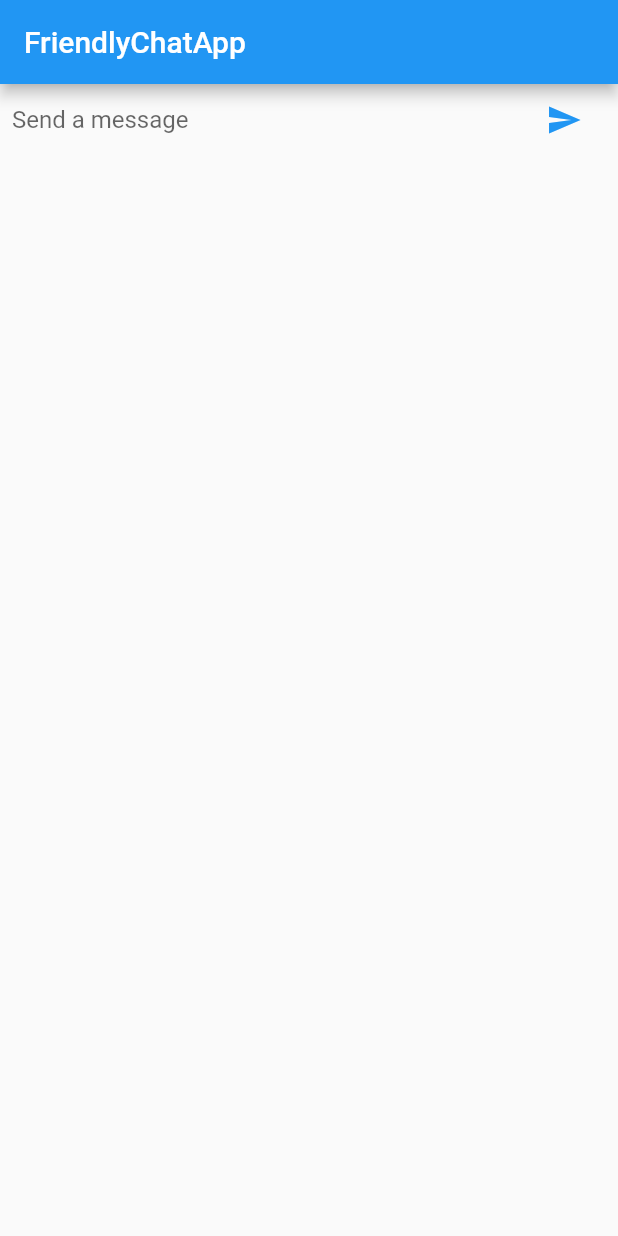
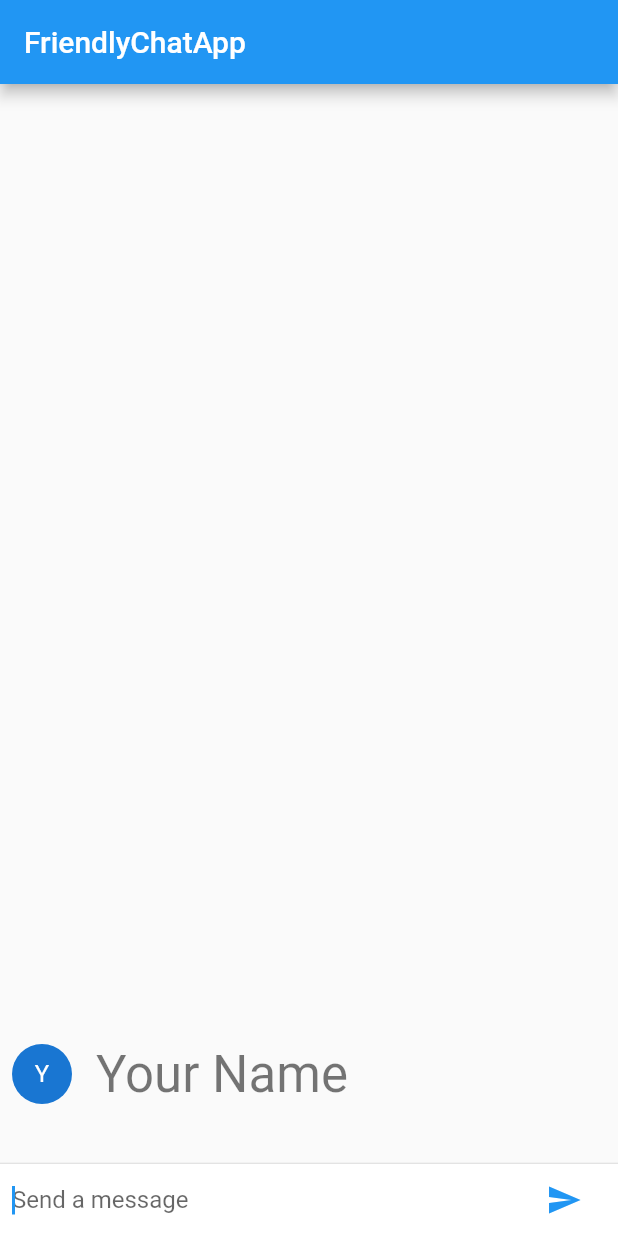
Before and after one commit to ArkaprabhaChakraborty/SimpleChatApp, a Flutter app: the screen it shows after launch, after a tap on the "send" icon, on a phone screen of 412 x 824 dp. Run offline on Flutter 3.47's test engine with Material 2 defaults, Android fonts, the phone set to English and light mode, and no system bars.

Commit message:
Added som emore stuffs

```diff
--- a/lib/main.dart
+++ b/lib/main.dart
@@ -15,13 +15,21 @@ class _FriendlyChatAppState extends State<FriendlyChatApp> {
     return MaterialApp(title: 'FriendlyChatApp', home: ChatScreen());
   }
 }
+
 class ChatMessage extends StatelessWidget {
-  ChatMessage({this.text});     // NEW
+  ChatMessage({this.text, this.animationController}); // NEW
   final String text;
+  final AnimationController animationController;
   String _name = 'Your Name';
   @override
   Widget build(BuildContext context) {
-    return Container(
+    return SizeTransition(
+        // NEW
+        sizeFactor: // NEW
+            CurvedAnimation(
+                parent: animationController, curve: Curves.easeOut), // NEW
+        axisAlignment: 0.0, // NEW
+        child: Container(
           margin: EdgeInsets.symmetric(vertical: 10.0),
           child: Row(
             crossAxisAlignment: CrossAxisAlignment.start,
@@ -42,37 +50,54 @@ class ChatMessage extends StatelessWidget {
               ),
             ],
           ),
-    );
+        ));
   }
 }
+
 class ChatScreen extends StatefulWidget {
   @override
   _ChatScreenState createState() => _ChatScreenState();
 }
 
-class _ChatScreenState extends State<ChatScreen> {
-  final List<ChatMessage> _messages = [];      // NEW
+class _ChatScreenState extends State<ChatScreen> with TickerProviderStateMixin {
+  final List<ChatMessage> _messages = []; // NEW
   final _textController = TextEditingController();
-  void _handleSubmitted(String text)
-  {
+  final FocusNode _focusNode = FocusNode();
+  void _handleSubmitted(String text) {
     _textController.clear();
-    ChatMessage message = ChatMessage(text: text);                                    //NEW
-    setState(() {                         //NEW
-      _messages.insert(0, message);       //NEW
-    });                                   //NEW
+    ChatMessage message = ChatMessage(
+      text: text,
+      animationController: AnimationController(
+        // NEW
+        duration: const Duration(milliseconds: 700), // NEW
+        vsync: this, // NEW
+      ),
+    ); //NEW
+    setState(() {
+      //NEW
+      _messages.insert(0, message); //NEW
+    });
+    _focusNode.requestFocus();
+    message.animationController.forward();
   }
+
   Widget _buildTextComposer() {
     return IconTheme(
         data: IconThemeData(color: Theme.of(context).accentColor), // NEW
-    child:Container(
+        child: Container(
           margin: EdgeInsets.symmetric(horizontal: 8.0),
-      child:  Row(                             // NEW
-      children: [                            // NEW
-         Flexible(                           // NEW
-          child:  TextField(
+          child: Row(
+            // NEW
+            children: [
+              // NEW
+              Flexible(
+                // NEW
+                child: TextField(
                   controller: _textController,
                   onSubmitted: _handleSubmitted,
-            decoration:  InputDecoration.collapsed(hintText: 'Send a message'),
+                  decoration:
+                      InputDecoration.collapsed(hintText: 'Send a message'),
+                  focusNode: _focusNode,
                 ),
               ),
               Container(
@@ -81,17 +106,47 @@ class _ChatScreenState extends State<ChatScreen> {
                     icon: const Icon(Icons.send),
                     onPressed: () => _handleSubmitted(_textController.text)),
               )
-        ],                                      // NEW
-      ),                                        // NEW
+            ], // NEW
+          ), // NEW
         ));
   }
+
   @override
   Widget build(BuildContext context) {
     return Scaffold(
       appBar: AppBar(
         title: Text("FriendlyChatApp"),
       ),
-      body: _buildTextComposer(),
+      body: Column(
+        // MODIFIED
+        children: [
+          // NEW
+          Flexible(
+            // NEW
+            child: ListView.builder(
+              // NEW
+              padding: EdgeInsets.all(8.0), // NEW
+              reverse: true, // NEW
+              itemBuilder: (_, int index) => _messages[index], // NEW
+              itemCount: _messages.length, // NEW
+            ), // NEW
+          ), // NEW
+          Divider(height: 1.0), // NEW
+          Container(
+            // NEW
+            decoration:
+                BoxDecoration(color: Theme.of(context).cardColor), // NEW
+            child: _buildTextComposer(), //MODIFIED
+          ), // NEW
+        ], // NEW
+      ),
     );
   }
+
+  void dispose()
+  {
+    for (ChatMessage message in _messages)
+      message.animationController.dispose();
+    super.dispose();
   }
+}
--- a/pubspec.yaml
+++ b/pubspec.yaml
@@ -18,7 +18,7 @@ publish_to: 'none' # Remove this line if you wish to publish to pub.dev
 version: 1.0.0+1
 
 environment:
-  sdk: ">=2.7.0 <3.0.0"
+  sdk: ">=2.8.0 <3.0.0"
 
 dependencies:
   flutter:
```
Lines whose indentation alone changed are shown as unchanged.
